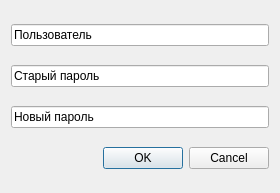
IlchenkoVasily/seye, file src/changepassword.ui: the form before one commit.
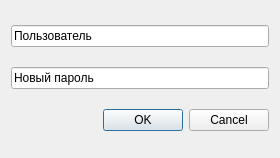
The form after the commit.

Patch:
```diff
--- a/src/changepassword.ui
+++ b/src/changepassword.ui
@@ -7,7 +7,7 @@
     <x>0</x>
     <y>0</y>
     <width>280</width>
-    <height>193</height>
+    <height>158</height>
    </rect>
   </property>
   <property name="windowTitle">
@@ -22,20 +22,13 @@
     </widget>
    </item>
    <item row="1" column="0">
-    <widget class="QLineEdit" name="lineEdit">
-     <property name="text">
-      <string>Старый пароль</string>
-     </property>
-    </widget>
-   </item>
-   <item row="2" column="0">
     <widget class="QLineEdit" name="lineEdit_2">
      <property name="text">
       <string>Новый пароль</string>
      </property>
     </widget>
    </item>
-   <item row="3" column="0">
+   <item row="2" column="0">
     <widget class="QDialogButtonBox" name="buttonBox">
      <property name="orientation">
       <enum>Qt::Horizontal</enum>
```
